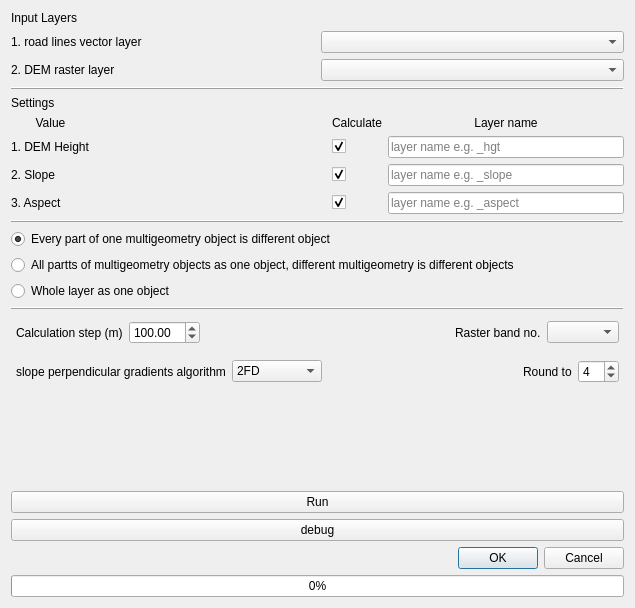
DmitryDobr/Dem-Road-Calculator-QGIS-Plugin, file dem_road_calculator_dialog_base.ui: the form before one commit.
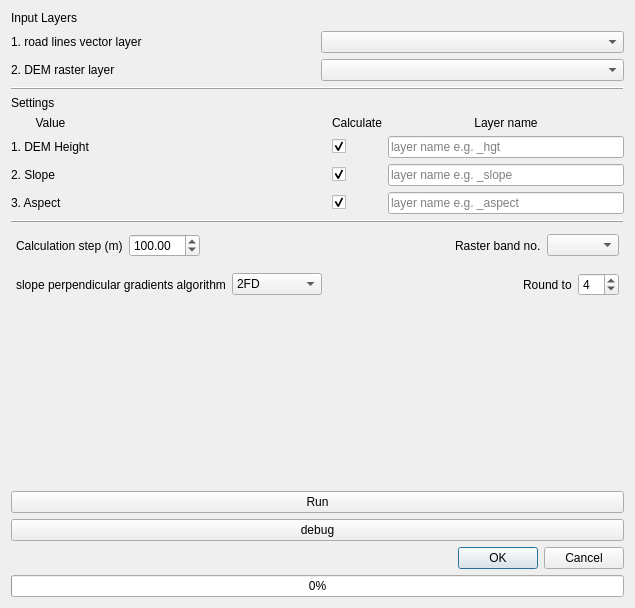
The form after the commit. Custom widgets are drawn as their Qt base class.

What changed in the file:
```diff
--- a/dem_road_calculator_dialog_base.ui
+++ b/dem_road_calculator_dialog_base.ui
@@ -14,71 +14,86 @@
    <string>Dem Road Calculator</string>
   </property>
   <layout class="QGridLayout" name="gridLayout_3">
+   <item row="2" column="1">
+    <widget class="Line" name="line_3">
+     <property name="frameShadow">
+      <enum>QFrame::Raised</enum>
+     </property>
+     <property name="orientation">
+      <enum>Qt::Horizontal</enum>
+     </property>
+    </widget>
+   </item>
    <item row="7" column="1">
-    <widget class="QRadioButton" name="radioButton_option_multigeom_1">
-     <property name="text">
-      <string>Every part of one multigeometry object is different object</string>
+    <layout class="QHBoxLayout" name="horizontalLayout_2">
+     <property name="leftMargin">
+      <number>5</number>
      </property>
-     <property name="checked">
-      <bool>true</bool>
+     <property name="topMargin">
+      <number>5</number>
      </property>
-    </widget>
-   </item>
-   <item row="6" column="1">
-    <widget class="Line" name="line_2">
-     <property name="frameShadow">
-      <enum>QFrame::Raised</enum>
+     <property name="rightMargin">
+      <number>5</number>
      </property>
-     <property name="orientation">
-      <enum>Qt::Horizontal</enum>
+     <property name="bottomMargin">
+      <number>5</number>
      </property>
-    </widget>
-   </item>
-   <item row="13" column="1">
-    <spacer name="verticalSpacer">
-     <property name="orientation">
-      <enum>Qt::Vertical</enum>
-     </property>
-     <property name="sizeHint" stdset="0">
-      <size>
-       <width>20</width>
-       <height>73</height>
-      </size>
-     </property>
-    </spacer>
-   </item>
-   <item row="17" column="1">
-    <widget class="QProgressBar" name="progressBar">
-     <property name="value">
-      <number>0</number>
-     </property>
-    </widget>
-   </item>
-   <item row="0" column="1">
-    <widget class="QLabel" name="label_3">
-     <property name="text">
-      <string>Input Layers</string>
-     </property>
-    </widget>
-   </item>
-   <item row="14" column="1">
-    <widget class="QPushButton" name="pushButton_start">
-     <property name="text">
-      <string>Run</string>
-     </property>
-    </widget>
-   </item>
-   <item row="10" column="1">
-    <widget class="Line" name="line_4">
-     <property name="frameShadow">
-      <enum>QFrame::Raised</enum>
-     </property>
-     <property name="orientation">
-      <enum>Qt::Horizontal</enum>
-     </property>
-    </widget>
+     <item>
+      <widget class="QLabel" name="label_13">
+       <property name="text">
+        <string>Calculation step (m)</string>
+       </property>
+      </widget>
+     </item>
+     <item>
+      <widget class="QDoubleSpinBox" name="doubleSpinBox_sample">
+       <property name="minimum">
+        <double>1.000000000000000</double>
+       </property>
+       <property name="maximum">
+        <double>1000.000000000000000</double>
+       </property>
+       <property name="value">
+        <double>100.000000000000000</double>
+       </property>
+      </widget>
+     </item>
+     <item>
+      <spacer name="horizontalSpacer_2">
+       <property name="orientation">
+        <enum>Qt::Horizontal</enum>
+       </property>
+       <property name="sizeHint" stdset="0">
+        <size>
+         <width>40</width>
+         <height>20</height>
+        </size>
+       </property>
+      </spacer>
+     </item>
+     <item>
+      <widget class="QLabel" name="label_14">
+       <property name="text">
+        <string>Raster band no.</string>
+       </property>
+      </widget>
+     </item>
+     <item>
+      <widget class="QgsRasterBandComboBox" name="mRasterBandComboBox"/>
+     </item>
+    </layout>
    </item>
    <item row="12" column="1">
+    <widget class="QDialogButtonBox" name="button_box">
+     <property name="orientation">
+      <enum>Qt::Horizontal</enum>
+     </property>
+     <property name="standardButtons">
+      <set>QDialogButtonBox::Cancel|QDialogButtonBox::Ok</set>
+     </property>
+    </widget>
+   </item>
+   <item row="8" column="1">
     <layout class="QHBoxLayout" name="horizontalLayout_3">
      <property name="leftMargin">
       <number>5</number>
@@ -171,82 +186,30 @@
      </item>
     </layout>
    </item>
-   <item row="15" column="1">
+   <item row="6" column="1">
+    <widget class="Line" name="line_2">
+     <property name="frameShadow">
+      <enum>QFrame::Raised</enum>
+     </property>
+     <property name="orientation">
+      <enum>Qt::Horizontal</enum>
+     </property>
+    </widget>
+   </item>
+   <item row="13" column="1">
+    <widget class="QProgressBar" name="progressBar">
+     <property name="value">
+      <number>0</number>
+     </property>
+    </widget>
+   </item>
+   <item row="11" column="1">
     <widget class="QPushButton" name="pushButton_deb">
      <property name="text">
       <string>debug</string>
      </property>
     </widget>
    </item>
-   <item row="2" column="1">
-    <widget class="Line" name="line_3">
-     <property name="frameShadow">
-      <enum>QFrame::Raised</enum>
-     </property>
-     <property name="orientation">
-      <enum>Qt::Horizontal</enum>
-     </property>
-    </widget>
-   </item>
-   <item row="11" column="1">
-    <layout class="QHBoxLayout" name="horizontalLayout_2">
-     <property name="leftMargin">
-      <number>5</number>
-     </property>
-     <property name="topMargin">
-      <number>5</number>
-     </property>
-     <property name="rightMargin">
-      <number>5</number>
-     </property>
-     <property name="bottomMargin">
-      <number>5</number>
-     </property>
-     <item>
-      <widget class="QLabel" name="label_13">
-       <property name="text">
-        <string>Calculation step (m)</string>
-       </property>
-      </widget>
-     </item>
-     <item>
-      <widget class="QDoubleSpinBox" name="doubleSpinBox_sample">
-       <property name="minimum">
-        <double>1.000000000000000</double>
-       </property>
-       <property name="maximum">
-        <double>1000.000000000000000</double>
-       </property>
-       <property name="value">
-        <double>100.000000000000000</double>
-       </property>
-      </widget>
-     </item>
-     <item>
-      <spacer name="horizontalSpacer_2">
-       <property name="orientation">
-        <enum>Qt::Horizontal</enum>
-       </property>
-       <property name="sizeHint" stdset="0">
-        <size>
-         <width>40</width>
-         <height>20</height>
-        </size>
-       </property>
-      </spacer>
-     </item>
-     <item>
-      <widget class="QLabel" name="label_14">
-       <property name="text">
-        <string>Raster band no.</string>
-       </property>
-      </widget>
-     </item>
-     <item>
-      <widget class="QgsRasterBandComboBox" name="mRasterBandComboBox"/>
-     </item>
-    </layout>
-   </item>
    <item row="5" column="1">
     <layout class="QGridLayout" name="gridLayout_2">
      <item row="1" column="2">
@@ -363,13 +326,6 @@
      </item>
     </layout>
    </item>
-   <item row="8" column="1">
-    <widget class="QRadioButton" name="radioButton_option_multigeom_2">
-     <property name="text">
-      <string>All partts of multigeometry objects as one object, different multigeometry is different objects</string>
-     </property>
-    </widget>
-   </item>
    <item row="1" column="1">
     <layout class="QGridLayout" name="gridLayout">
      <item row="0" column="0">
@@ -394,23 +350,6 @@
      </item>
     </layout>
    </item>
-   <item row="9" column="1">
-    <widget class="QRadioButton" name="radioButton_option_multigeom_3">
-     <property name="text">
-      <string>Whole layer as one object</string>
-     </property>
-    </widget>
-   </item>
-   <item row="16" column="1">
-    <widget class="QDialogButtonBox" name="button_box">
-     <property name="orientation">
-      <enum>Qt::Horizontal</enum>
-     </property>
-     <property name="standardButtons">
-      <set>QDialogButtonBox::Cancel|QDialogButtonBox::Ok</set>
-     </property>
-    </widget>
-   </item>
    <item row="4" column="1">
     <widget class="QLabel" name="label_4">
      <property name="text">
@@ -418,6 +357,33 @@
      </property>
     </widget>
    </item>
+   <item row="9" column="1">
+    <spacer name="verticalSpacer">
+     <property name="orientation">
+      <enum>Qt::Vertical</enum>
+     </property>
+     <property name="sizeHint" stdset="0">
+      <size>
+       <width>20</width>
+       <height>73</height>
+      </size>
+     </property>
+    </spacer>
+   </item>
+   <item row="0" column="1">
+    <widget class="QLabel" name="label_3">
+     <property name="text">
+      <string>Input Layers</string>
+     </property>
+    </widget>
+   </item>
+   <item row="10" column="1">
+    <widget class="QPushButton" name="pushButton_start">
+     <property name="text">
+      <string>Run</string>
+     </property>
+    </widget>
+   </item>
   </layout>
  </widget>
  <customwidgets>
```
